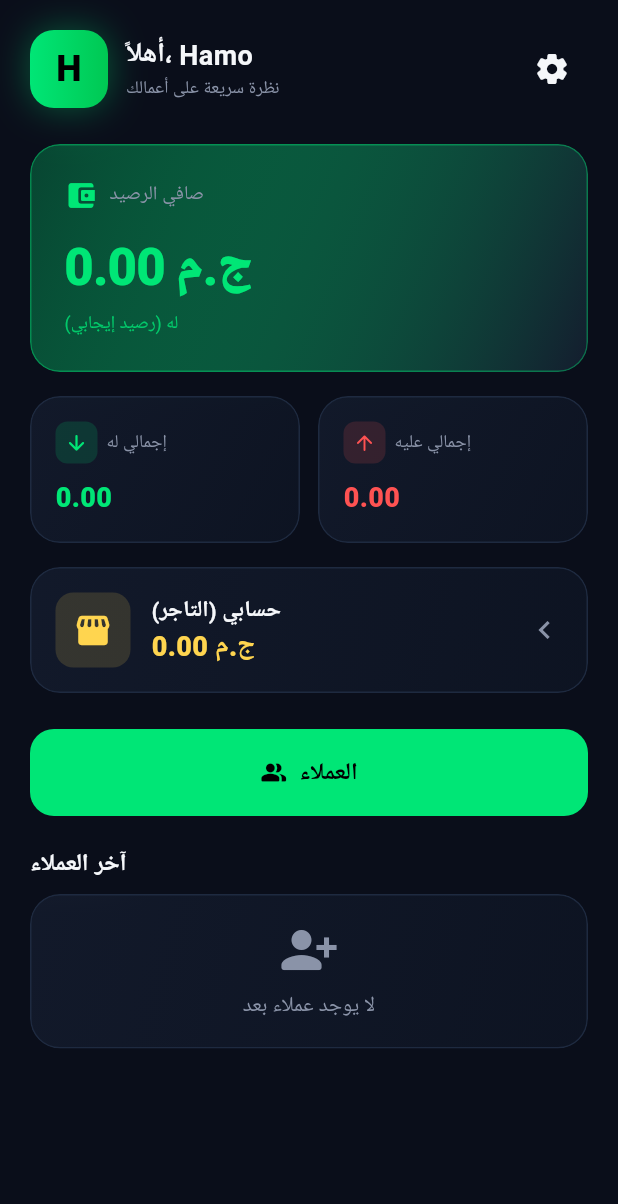
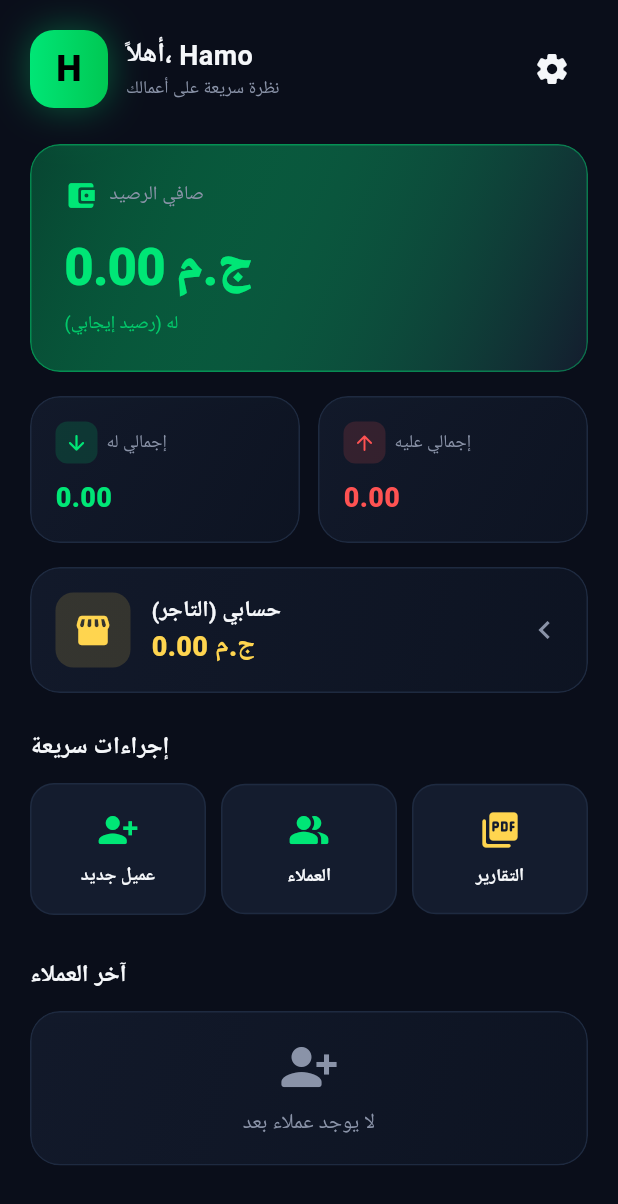
Before and after one commit to Alaa537/hamo_note, a Flutter app: the screen it shows after launch, after a tap on "تخطي", on a phone screen of 412 x 824 dp. Shown: the top 1204 px of the screen. Run offline on Flutter 3.47's test engine with Material 3 defaults, Android fonts, the phone set to English and light mode, and no system bars; drawn by our look-alikes of flutter_animate; our stand-ins replace flutter_staggered_animations, google_fonts, pdf, printing, share_plus, shared_preferences; missing offline and left inert: pdfx; Roboto replaces fonts that are missing (Cairo); project files that could hold a hidden picture were left out.

Commit message:
feat: Arabic fonts fixed, 3 quick buttons, PDF as image sharing

```diff
--- a/lib/screens/dashboard_screen.dart
+++ b/lib/screens/dashboard_screen.dart
@@ -9,6 +9,7 @@ import '../widgets/glass_card.dart';
 import 'clients_screen.dart';
 import 'settings_screen.dart';
 import 'merchant_screen.dart';
+import 'add_client_screen.dart';
 
 class DashboardScreen extends StatelessWidget {
   const DashboardScreen({super.key});
@@ -27,7 +28,6 @@ class DashboardScreen extends StatelessWidget {
           child: ListView(
             padding: const EdgeInsets.all(20),
             children: [
-              // Header
               Row(
                 children: [
                   Container(
@@ -60,7 +60,9 @@ class DashboardScreen extends StatelessWidget {
                       children: [
                         Text('أهلاً، ${p.merchantName}',
                             style: TextStyle(
-                                fontSize: 18, fontWeight: FontWeight.w700)),
+                                fontSize: 18,
+                                fontWeight: FontWeight.w700,
+                                color: context.appText)),
                         Text('نظرة سريعة على أعمالك',
                             style: TextStyle(
                                 color: context.appTextDim, fontSize: 12)),
@@ -72,15 +74,13 @@ class DashboardScreen extends StatelessWidget {
                       context,
                       MaterialPageRoute(builder: (_) => const SettingsScreen()),
                     ),
-                    icon: Icon(Icons.settings_rounded,
-                        color: context.appText),
+                    icon: Icon(Icons.settings_rounded, color: context.appText),
                   ),
                 ],
               ).animate().fadeIn(duration: 500.ms).slideY(begin: -0.1),
 
               const SizedBox(height: 24),
 
-              // Net balance card
               GlassCard(
                 gradient: LinearGradient(
                   colors: [
@@ -99,7 +99,7 @@ class DashboardScreen extends StatelessWidget {
                       children: [
                         Icon(Icons.account_balance_wallet_rounded,
                             color: context.appGreen, size: 22),
-                        SizedBox(width: 8),
+                        const SizedBox(width: 8),
                         Text('صافي الرصيد',
                             style: TextStyle(
                                 color: context.appTextDim, fontSize: 13)),
@@ -133,7 +133,6 @@ class DashboardScreen extends StatelessWidget {
 
               const SizedBox(height: 16),
 
-              // Credit / Debit small cards
               Row(
                 children: [
                   Expanded(
@@ -158,7 +157,6 @@ class DashboardScreen extends StatelessWidget {
 
               const SizedBox(height: 16),
 
-              // Merchant account card
               GlassCard(
                 onTap: () => Navigator.push(
                   context,
@@ -180,9 +178,11 @@ class DashboardScreen extends StatelessWidget {
                       child: Column(
                         crossAxisAlignment: CrossAxisAlignment.start,
                         children: [
-                          const Text('حسابي (التاجر)',
+                          Text('حسابي (التاجر)',
                               style: TextStyle(
-                                  fontSize: 15, fontWeight: FontWeight.w700)),
+                                  fontSize: 15,
+                                  fontWeight: FontWeight.w700,
+                                  color: context.appText)),
                           Text(
                             '${_fmt(p.merchantBalance.abs())} ج.م',
                             style: TextStyle(
@@ -196,50 +196,81 @@ class DashboardScreen extends StatelessWidget {
                         ],
                       ),
                     ),
-                    Icon(Icons.chevron_left,
-                        color: context.appTextDim),
+                    Icon(Icons.chevron_left, color: context.appTextDim),
                   ],
                 ),
               ).animate().fadeIn(delay: 300.ms).slideY(begin: 0.1),
 
               const SizedBox(height: 24),
 
-              // Quick actions
+              Text('إجراءات سريعة',
+                  style: TextStyle(
+                      fontSize: 16,
+                      fontWeight: FontWeight.w700,
+                      color: context.appText)).animate().fadeIn(delay: 320.ms),
+              const SizedBox(height: 12),
               Row(
                 children: [
                   Expanded(
-                    child: ElevatedButton.icon(
-                      onPressed: () => Navigator.push(
+                    child: _quickActionButton(
+                      context,
+                      icon: Icons.person_add_alt_1_rounded,
+                      label: 'عميل جديد',
+                      color: context.appGreen,
+                      onTap: () => Navigator.push(
+                        context,
+                        MaterialPageRoute(
+                            builder: (_) => const AddClientScreen()),
+                      ).then((_) => p.init()),
+                    ),
+                  ),
+                  const SizedBox(width: 10),
+                  Expanded(
+                    child: _quickActionButton(
+                      context,
+                      icon: Icons.people_alt_rounded,
+                      label: 'العملاء',
+                      color: context.appGreen,
+                      onTap: () => Navigator.push(
                         context,
                         MaterialPageRoute(
                             builder: (_) => const ClientsScreen()),
                       ).then((_) => p.init()),
-                      icon: const Icon(Icons.people_alt_rounded),
-                      label: const Text('العملاء'),
-                      style: ElevatedButton.styleFrom(
-                        padding: const EdgeInsets.symmetric(vertical: 18),
-                      ),
+                    ),
+                  ),
+                  const SizedBox(width: 10),
+                  Expanded(
+                    child: _quickActionButton(
+                      context,
+                      icon: Icons.picture_as_pdf_rounded,
+                      label: 'التقارير',
+                      color: context.appGold,
+                      onTap: () {
+                        ScaffoldMessenger.of(context).showSnackBar(
+                          const SnackBar(
+                              content: Text('شاشة التقارير هتتوفر قريباً')),
+                        );
+                      },
                     ),
                   ),
                 ],
-              ).animate().fadeIn(delay: 350.ms),
+              ).animate().fadeIn(delay: 350.ms).slideY(begin: 0.1),
 
-              const SizedBox(height: 20),
+              const SizedBox(height: 28),
 
-              // Recent clients
-              const Padding(
-                padding: EdgeInsets.only(bottom: 8),
-                child: Text('آخر العملاء',
-                    style: TextStyle(
-                        fontSize: 16, fontWeight: FontWeight.w700)),
-              ),
+              Text('آخر العملاء',
+                  style: TextStyle(
+                      fontSize: 16,
+                      fontWeight: FontWeight.w700,
+                      color: context.appText)),
+              const SizedBox(height: 12),
               if (p.clients.isEmpty)
                 GlassCard(
                   child: Column(
                     children: [
                       Icon(Icons.person_add_alt_1_rounded,
                           color: context.appTextDim, size: 40),
-                      SizedBox(height: 8),
+                      const SizedBox(height: 8),
                       Text('لا يوجد عملاء بعد',
                           style: TextStyle(color: context.appTextDim)),
                     ],
@@ -276,7 +307,8 @@ class DashboardScreen extends StatelessWidget {
                             children: [
                               Text(c.name,
                                   style: TextStyle(
-                                      fontWeight: FontWeight.w700)),
+                                      fontWeight: FontWeight.w700,
+                                      color: context.appText)),
                               Text('${c.category.emoji} ${c.category.arName}',
                                   style: TextStyle(
                                       fontSize: 11,
@@ -300,6 +332,38 @@ class DashboardScreen extends StatelessWidget {
                 }),
             ],
           ),
+        ),
+      ),
+    );
+  }
+
+  Widget _quickActionButton(
+    BuildContext context, {
+    required IconData icon,
+    required String label,
+    required Color color,
+    required VoidCallback onTap,
+  }) {
+    return GestureDetector(
+      onTap: onTap,
+      child: Container(
+        padding: const EdgeInsets.symmetric(vertical: 16, horizontal: 8),
+        decoration: BoxDecoration(
+          color: context.appCard,
+          borderRadius: BorderRadius.circular(16),
+          border: Border.all(color: context.appBorder),
+        ),
+        child: Column(
+          children: [
+            Icon(icon, color: color, size: 28),
+            const SizedBox(height: 8),
+            Text(label,
+                style: TextStyle(
+                    color: context.appText,
+                    fontSize: 12,
+                    fontWeight: FontWeight.w600),
+                textAlign: TextAlign.center),
+          ],
         ),
       ),
     );
--- a/pubspec.yaml
+++ b/pubspec.yaml
@@ -22,6 +22,7 @@ dependencies:
   printing: ^5.13.2
   path_provider: ^2.1.4
   share_plus: ^10.0.1
+  pdfx: ^2.6.0
 
 dev_dependencies:
   flutter_test:
@@ -32,6 +33,7 @@ flutter:
   uses-material-design: true
   assets:
     - assets/images/
+    - assets/fonts/
 
 dependency_overrides:
   archive: ^4.1.0
```
Also changed, not shown: lib/screens/client_details_screen.dart (+14 -11 lines), lib/services/pdf_service.dart (+41 -18 lines), assets/fonts/Cairo-Bold.ttf (added), assets/fonts/Cairo-Regular.ttf (added).
